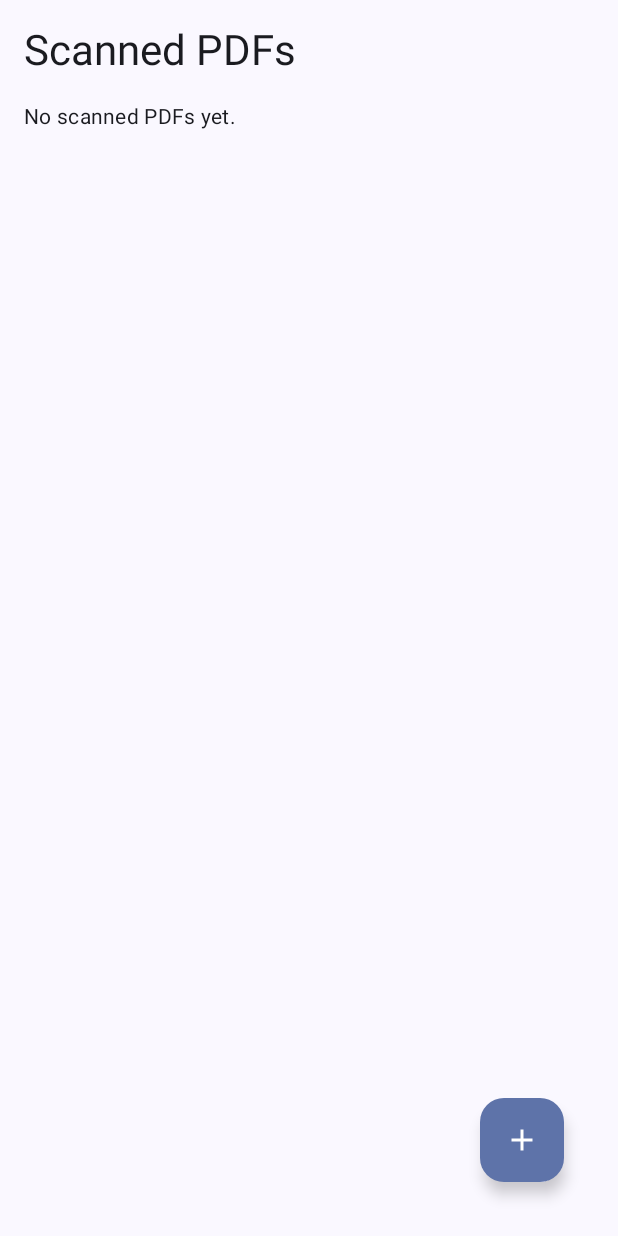
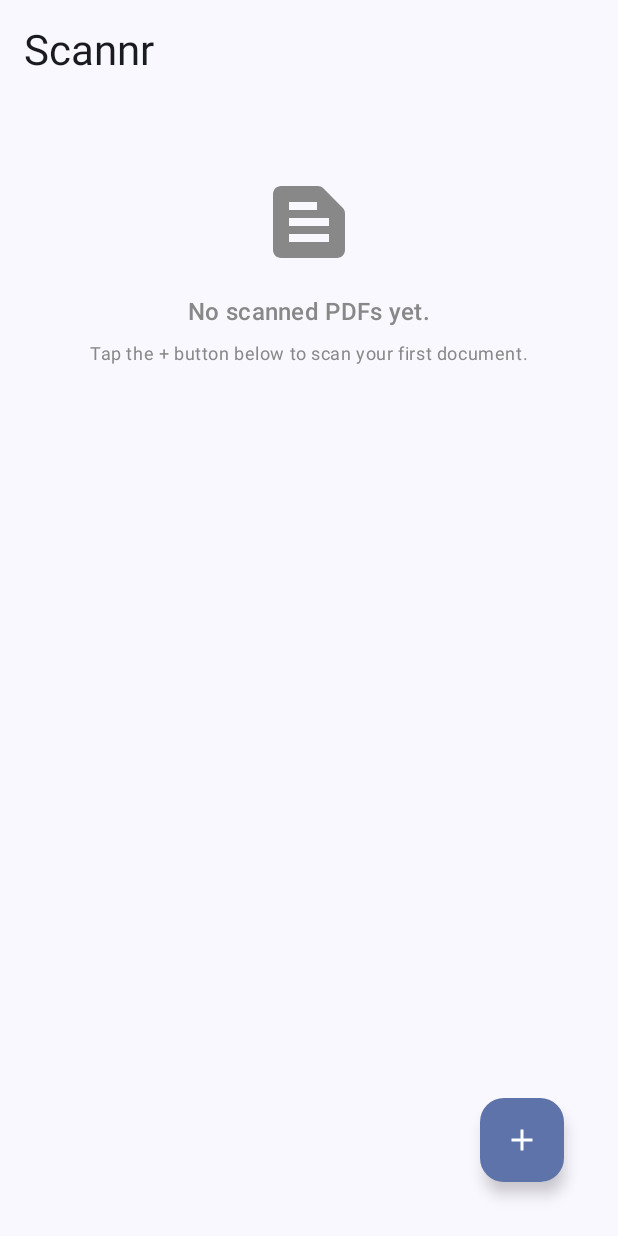
Before and after one commit to Shaurya22475/DocumentScannerApp, an Android app built with Jetpack Compose: the screen it shows after launch (MainActivity), on a phone screen of 412 x 824 dp. Run offline under Robolectric (Android 15) with nearby library versions, the phone set to English and light mode, and no system bars; libraries missing offline, so code that uses them is left out: com.google.mlkit.vision; 2 statements that could not run were skipped.

Commit message:
Fixed UI
 no scanned pdf's page

```diff
--- a/app/src/main/java/com/example/documentscannerportable/MainActivity.kt
+++ b/app/src/main/java/com/example/documentscannerportable/MainActivity.kt
@@ -256,7 +256,7 @@ fun DocumentScannerScreen() {
                 .padding(top = paddingValues.calculateTopPadding())
         ) {
             Text(
-                text = "Scanned PDFs",
+                text = "Scannr",
                 style = MaterialTheme.typography.headlineMedium,
                 modifier = Modifier.padding(vertical = 16.dp)
             )
@@ -269,8 +269,34 @@ fun DocumentScannerScreen() {
                     .verticalScroll(scrollState)
             ) {
                 if (pdfFiles.isEmpty()) {
-                    Text("No scanned PDFs yet.", style = MaterialTheme.typography.bodyMedium)
-                } else {
+                    Column(
+                        modifier = Modifier
+                            .fillMaxSize()
+                            .padding(top = 48.dp),
+                        horizontalAlignment = Alignment.CenterHorizontally
+                    ) {
+                        Icon(
+                            imageVector = Icons.Default.TextSnippet,
+                            contentDescription = "Empty State Icon",
+                            tint = Color.Gray,
+                            modifier = Modifier
+                                .size(80.dp)
+                                .padding(bottom = 16.dp)
+                        )
+                        Text(
+                            text = "No scanned PDFs yet.",
+                            style = MaterialTheme.typography.titleMedium,
+                            color = Color.Gray
+                        )
+                        Text(
+                            text = "Tap the + button below to scan your first document.",
+                            style = MaterialTheme.typography.bodySmall,
+                            color = Color.Gray,
+                            modifier = Modifier.padding(top = 8.dp)
+                        )
+                    }
+                }
+                else {
                     pdfFiles.forEach { file ->
                         Card(
                             modifier = Modifier
```
